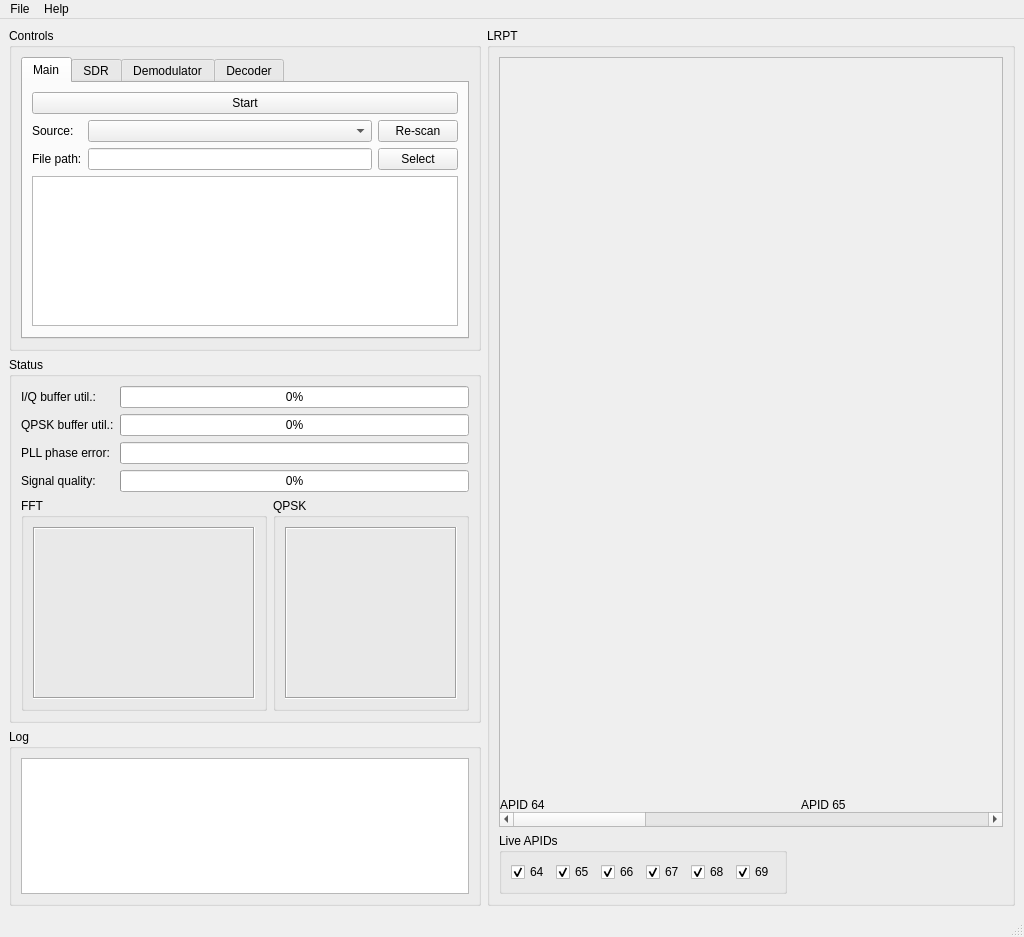
Before: the Qt Designer form src/MainWindow.ui in dvdesolve/qlrpt, drawn with Qt 5.
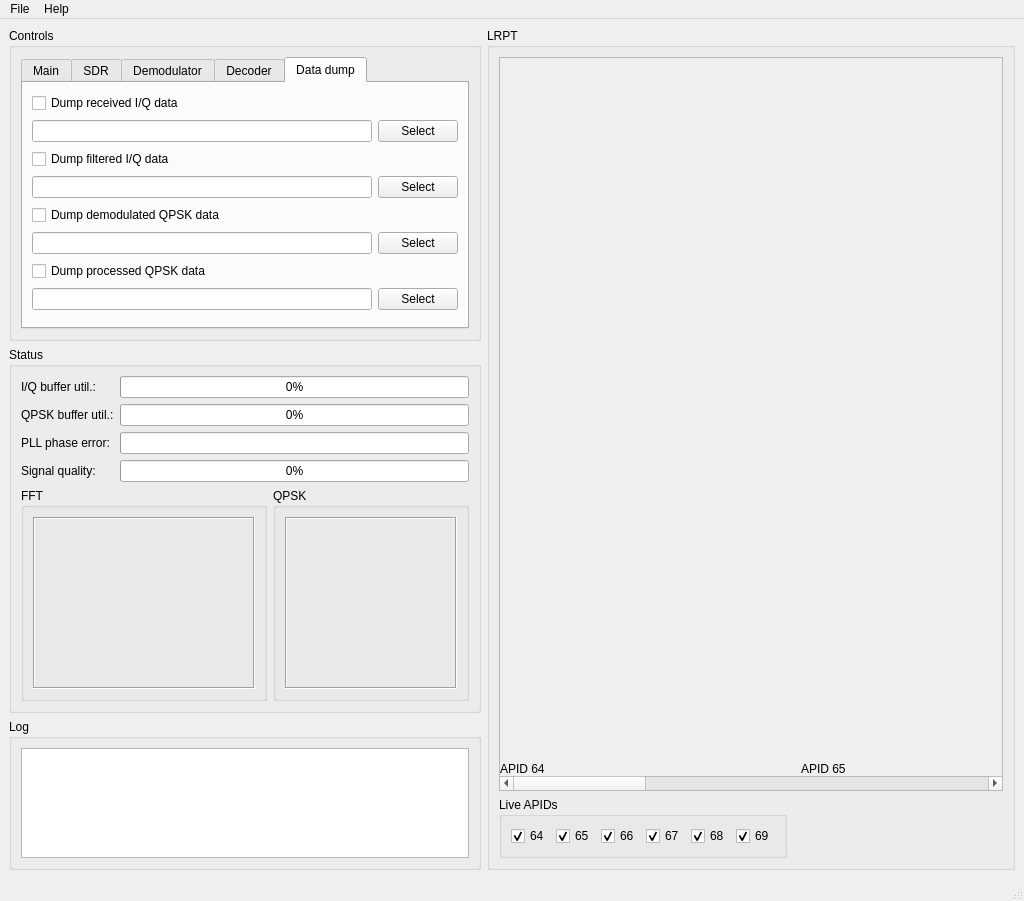
After: the same form once the commit is applied. The open tabs and pages were chosen to show the change. Custom widgets are drawn as their Qt base class.

Commit message: Further works on functionality. Added basic SDR source worker. Added dump modes

Patch:
```diff
--- a/src/MainWindow.ui
+++ b/src/MainWindow.ui
@@ -7,7 +7,7 @@
     <x>0</x>
     <y>0</y>
     <width>1024</width>
-    <height>937</height>
+    <height>901</height>
    </rect>
   </property>
   <property name="windowTitle">
@@ -37,25 +37,6 @@
            <string>Main</string>
           </attribute>
           <layout class="QGridLayout" name="gridLayout_4">
-           <item row="4" column="0" colspan="2">
-            <widget class="QPlainTextEdit" name="SrcInfoText">
-             <property name="sizePolicy">
-              <sizepolicy hsizetype="Expanding" vsizetype="Fixed">
-               <horstretch>0</horstretch>
-               <verstretch>0</verstretch>
-              </sizepolicy>
-             </property>
-             <property name="maximumSize">
-              <size>
-               <width>16777215</width>
-               <height>150</height>
-              </size>
-             </property>
-             <property name="readOnly">
-              <bool>true</bool>
-             </property>
-            </widget>
-           </item>
            <item row="0" column="0" colspan="2">
             <widget class="QPushButton" name="StartStopBtn">
              <property name="text">
@@ -125,6 +106,52 @@
              </property>
             </widget>
            </item>
+           <item row="2" column="1">
+            <layout class="QHBoxLayout" name="horizontalLayout_4">
+             <item>
+              <widget class="QLineEdit" name="SrcFilePath"/>
+             </item>
+             <item>
+              <widget class="QPushButton" name="SrcFileBrowseBtn">
+               <property name="text">
+                <string>Select</string>
+               </property>
+              </widget>
+             </item>
+            </layout>
+           </item>
+           <item row="3" column="0" colspan="2">
+            <widget class="QPlainTextEdit" name="SrcInfoText">
+             <property name="sizePolicy">
+              <sizepolicy hsizetype="Expanding" vsizetype="Fixed">
+               <horstretch>0</horstretch>
+               <verstretch>0</verstretch>
+              </sizepolicy>
+             </property>
+             <property name="maximumSize">
+              <size>
+               <width>16777215</width>
+               <height>100</height>
+              </size>
+             </property>
+             <property name="readOnly">
+              <bool>true</bool>
+             </property>
+            </widget>
+           </item>
+           <item row="4" column="0" colspan="2">
+            <spacer name="verticalSpacer_4">
+             <property name="orientation">
+              <enum>Qt::Vertical</enum>
+             </property>
+             <property name="sizeHint" stdset="0">
+              <size>
+               <width>20</width>
+               <height>40</height>
+              </size>
+             </property>
+            </spacer>
+           </item>
           </layout>
          </widget>
          <widget class="QWidget" name="SDRTab">
@@ -478,6 +505,81 @@
            </item>
           </layout>
          </widget>
+         <widget class="QWidget" name="DDTab">
+          <attribute name="title">
+           <string>Data dump</string>
+          </attribute>
+          <layout class="QGridLayout" name="gridLayout_7">
+           <item row="7" column="1">
+            <widget class="QPushButton" name="DDQPSKProcFileBrowseBtn">
+             <property name="text">
+              <string>Select</string>
+             </property>
+            </widget>
+           </item>
+           <item row="7" column="0">
+            <widget class="QLineEdit" name="DDQPSKProcFilePath"/>
+           </item>
+           <item row="4" column="0">
+            <widget class="QCheckBox" name="DDDemodCB">
+             <property name="text">
+              <string>Dump demodulated QPSK data</string>
+             </property>
+            </widget>
+           </item>
+           <item row="6" column="0">
+            <widget class="QCheckBox" name="DDQPSKProcCB">
+             <property name="text">
+              <string>Dump processed QPSK data</string>
+             </property>
+            </widget>
+           </item>
+           <item row="5" column="1">
+            <widget class="QPushButton" name="DDDemodFileBrowseBtn">
+             <property name="text">
+              <string>Select</string>
+             </property>
+            </widget>
+           </item>
+           <item row="5" column="0">
+            <widget class="QLineEdit" name="DDDemodFilePath"/>
+           </item>
+           <item row="0" column="0">
+            <widget class="QCheckBox" name="DDRcvCB">
+             <property name="text">
+              <string>Dump received I/Q data</string>
+             </property>
+            </widget>
+           </item>
+           <item row="1" column="1">
+            <widget class="QPushButton" name="DDRcvFileBrowseBtn">
+             <property name="text">
+              <string>Select</string>
+             </property>
+            </widget>
+           </item>
+           <item row="3" column="0">
+            <widget class="QLineEdit" name="DDFiltFilePath"/>
+           </item>
+           <item row="3" column="1">
+            <widget class="QPushButton" name="DDFiltFileBrowseBtn">
+             <property name="text">
+              <string>Select</string>
+             </property>
+            </widget>
+           </item>
+           <item row="1" column="0">
+            <widget class="QLineEdit" name="DDRcvFilePath"/>
+           </item>
+           <item row="2" column="0">
+            <widget class="QCheckBox" name="DDFiltCB">
+             <property name="text">
+              <string>Dump filtered I/Q data</string>
+             </property>
+            </widget>
+           </item>
+          </layout>
+         </widget>
         </widget>
        </item>
       </layout>
@@ -497,10 +599,10 @@
          <widget class="QWidget" name="LRPTImageryWidget">
           <property name="geometry">
            <rect>
-            <x>0</x>
+            <x>-60</x>
             <y>0</y>
             <width>1818</width>
-            <height>738</height>
+            <height>704</height>
            </rect>
           </property>
           <layout class="QHBoxLayout" name="horizontalLayout">
```
Left out of the diff: 68 changed lines with no effect on the pictures. The commit also changes 6 other files.
